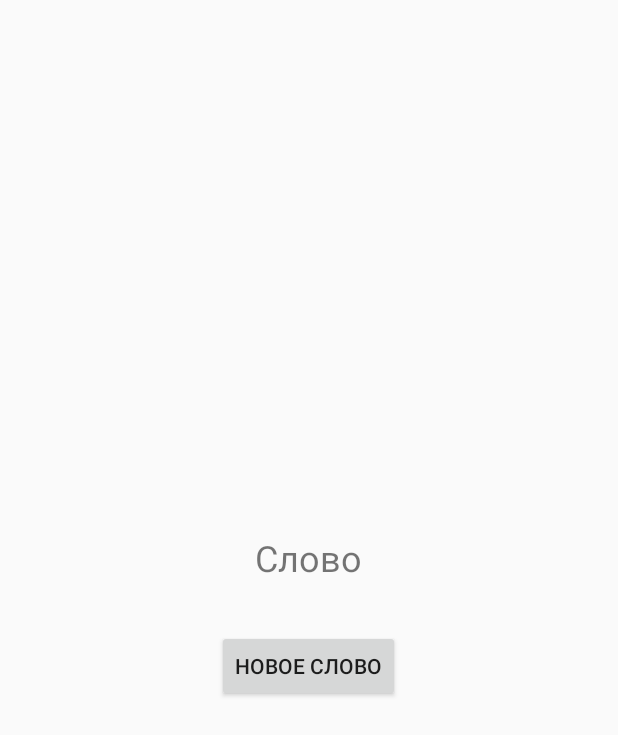
After one commit to AlekseySapi/RandomWord, an Android app built with Jetpack Compose: the layout activity_main.xml on its own in the app's theme, with its tools: preview values and no code run, on a phone screen of 412 x 824 dp. The commit adds this screen. Shown: the top 735 px of the screen. Run offline under Robolectric (Android 15) with nearby library versions, the light colour scheme and no system bars.

Commit message:
Набросок интерфейса

```diff
--- a/app/build.gradle.kts
+++ b/app/build.gradle.kts
@@ -59,6 +59,7 @@ dependencies {
     implementation(libs.androidx.ui.graphics)
     implementation(libs.androidx.ui.tooling.preview)
     implementation(libs.androidx.material3)
+    implementation(libs.androidx.constraintlayout)
     testImplementation(libs.junit)
     androidTestImplementation(libs.androidx.junit)
     androidTestImplementation(libs.androidx.espresso.core)
--- /dev/null
+++ b/app/src/main/res/layout/activity_main.xml
@@ -0,0 +1,26 @@
+<?xml version="1.0" encoding="utf-8"?>
+<LinearLayout xmlns:android="http://schemas.android.com/apk/res/android"
+    android:layout_width="match_parent"
+    android:layout_height="match_parent"
+    android:orientation="vertical"
+    android:gravity="center"
+    android:padding="16dp">
+
+
+    <TextView
+        android:id="@+id/randomWordTextView"
+        android:layout_width="wrap_content"
+        android:layout_height="wrap_content"
+        android:text="@string/randomWord"
+        android:textSize="24sp"
+        android:gravity="center"
+        android:layout_marginBottom="32dp" />
+
+    <Button
+        android:id="@+id/generateButton"
+        android:layout_width="wrap_content"
+        android:layout_height="wrap_content"
+        android:text="@string/genWord" />
+
+
+</LinearLayout>
--- a/app/src/main/res/values/strings.xml
+++ b/app/src/main/res/values/strings.xml
@@ -1,3 +1,5 @@
 <resources>
     <string name="app_name">RandomWord</string>
+    <string name="genWord">Новое слово</string>
+    <string name="randomWord">Слово</string>
 </resources>
--- a/gradle/libs.versions.toml
+++ b/gradle/libs.versions.toml
@@ -8,6 +8,7 @@ espressoCore = "3.6.1"
 lifecycleRuntimeKtx = "2.6.1"
 activityCompose = "1.7.0"
 composeBom = "2023.08.00"
+constraintlayout = "2.2.0"
 
 [libraries]
 androidx-core-ktx = { group = "androidx.core", name = "core-ktx", version.ref = "coreKtx" }
@@ -24,6 +25,7 @@ androidx-ui-tooling-preview = { group = "androidx.compose.ui", name = "ui-toolin
 androidx-ui-test-manifest = { group = "androidx.compose.ui", name = "ui-test-manifest" }
 androidx-ui-test-junit4 = { group = "androidx.compose.ui", name = "ui-test-junit4" }
 androidx-material3 = { group = "androidx.compose.material3", name = "material3" }
+androidx-constraintlayout = { group = "androidx.constraintlayout", name = "constraintlayout", version.ref = "constraintlayout" }
 
 [plugins]
 androidApplication = { id = "com.android.application", version.ref = "agp" }
```
